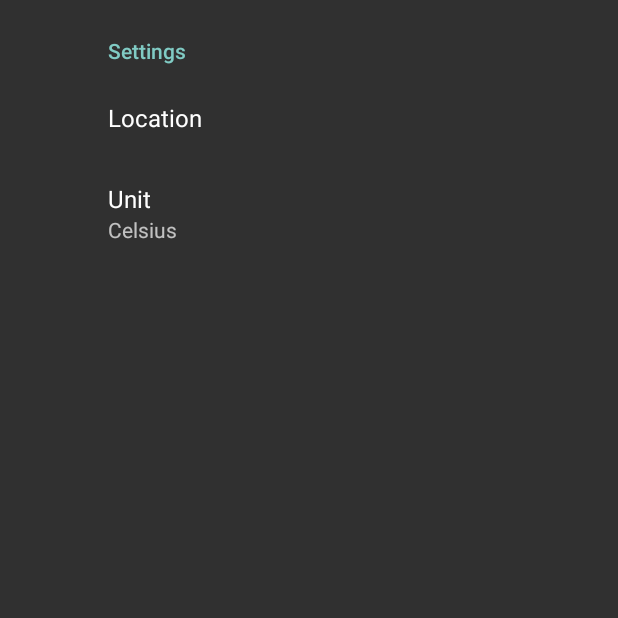
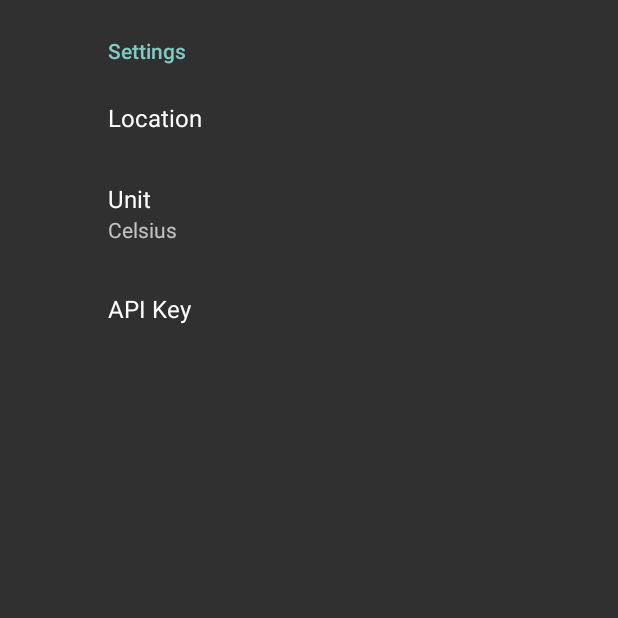
Before and after one commit to rodolfoggp/weather-app, an Android app: the screen it shows after launch (SettingsActivity), in the options menu, after a tap on "Settings", on a phone screen of 412 x 824 dp, the top half of it. Run offline under Robolectric (Android 15) with nearby library versions, the phone set to English and light mode, and no system bars; our stand-ins replace androidx.preference.

Commit message:
Implemented API Key preference
-App now asks for API Key to work properly.

```diff
--- a/app/src/main/java/rodolfogusson/weatherapp/JSONWeatherParser.java
+++ b/app/src/main/java/rodolfogusson/weatherapp/JSONWeatherParser.java
@@ -18,8 +18,9 @@ import rodolfogusson.weatherapp.model.Weather;
 public class JSONWeatherParser {
 
     public static CityWeather getCityWeather(String weatherNowData, String weatherForecastData) throws JSONException{
-        CityWeather cityWeather = new CityWeather();
+        CityWeather cityWeather = null;
         if(weatherNowData != null && weatherForecastData != null){
+            cityWeather = new CityWeather();
             //Getting the weather info for now:
             //Transforming data in JSONObject:
             JSONObject jNow = new JSONObject(weatherNowData);
--- a/app/src/main/java/rodolfogusson/weatherapp/SettingsActivity.java
+++ b/app/src/main/java/rodolfogusson/weatherapp/SettingsActivity.java
@@ -13,7 +13,5 @@ public class SettingsActivity extends AppCompatActivity {
         getSupportFragmentManager().beginTransaction()
                 .replace(R.id.container, new SettingsFragment())
                 .commit();
-
-
     }
 }
--- a/app/src/main/java/rodolfogusson/weatherapp/SettingsFragment.java
+++ b/app/src/main/java/rodolfogusson/weatherapp/SettingsFragment.java
@@ -11,8 +11,8 @@ import android.support.v7.preference.PreferenceManager;
  * Created by rodolfo on 5/22/17.
  */
 
-public class SettingsFragment extends PreferenceFragmentCompat {
-    Preference location;
+public class SettingsFragment extends PreferenceFragmentCompat implements SharedPreferences.OnSharedPreferenceChangeListener {
+    Preference location, apiKey;
     SharedPreferences spf;
 
     @Override
@@ -31,12 +31,39 @@ public class SettingsFragment extends PreferenceFragmentCompat {
                 return true;
             }
         });
+
+        //API Key preference:
+        apiKey = findPreference(getString(R.string.key_api_key));
     }
 
     @Override
     public void onResume() {
         super.onResume();
+        // Set up a listener whenever a key changes
+        getPreferenceScreen().getSharedPreferences()
+                .registerOnSharedPreferenceChangeListener(this);
+
         String locationStr = spf.getString(getString(R.string.key_location),null);
         location.setSummary(locationStr);
+        String apikeyStr = spf.getString(getString(R.string.key_api_key),null);
+        apiKey.setSummary(apikeyStr);
+    }
+
+    @Override
+    public void onPause() {
+        super.onPause();
+        // Unregister the listener whenever a key changes
+        getPreferenceScreen().getSharedPreferences()
+                .unregisterOnSharedPreferenceChangeListener(this);
+    }
+
+    @Override
+    public void onSharedPreferenceChanged(SharedPreferences sharedPreferences, String key) {
+        updatePreference(findPreference(key), key);
+    }
+
+    private void updatePreference(Preference preference, String key) {
+        if (preference == null) return;
+        preference.setSummary(spf.getString(key,null));
     }
 }
--- a/app/src/main/java/rodolfogusson/weatherapp/WeatherHttpClient.java
+++ b/app/src/main/java/rodolfogusson/weatherapp/WeatherHttpClient.java
@@ -1,4 +1,8 @@
 package rodolfogusson.weatherapp;
+
+import android.content.Context;
+import android.content.SharedPreferences;
+import android.support.v7.preference.PreferenceManager;
 
 import java.io.BufferedReader;
 import java.io.ByteArrayOutputStream;
@@ -15,7 +19,13 @@ public class WeatherHttpClient {
     private static String WEATHER_NOW_BASE_URL = "http://api.openweathermap.org/data/2.5/weather?q=";
     private static String FORECAST_BASE_URL = "http://api.openweathermap.org/data/2.5/forecast/daily?q=";
     private static String IMG_URL = "http://openweathermap.org/img/w/";
-    private static String API_KEY = "";
+    private static String apiKey = "";
+    private static String APP_ID_SUFFIX = "&APPID=";
+
+    public WeatherHttpClient(Context context){
+        SharedPreferences prefs = PreferenceManager.getDefaultSharedPreferences(context);
+        apiKey = prefs.getString(context.getString(R.string.key_api_key),null);
+    }
 
     public String getWeatherNow(String location){
         return getWeatherData(location, WEATHER_NOW_BASE_URL,"");
@@ -30,22 +40,23 @@ public class WeatherHttpClient {
         InputStream is = null;
 
         try {
-            con = (HttpURLConnection) (new URL(baseURL + location + countSuffix +"&"+ API_KEY)).openConnection();
+            con = (HttpURLConnection) (new URL(baseURL + location + countSuffix + APP_ID_SUFFIX + apiKey)).openConnection();
             con.setRequestMethod("GET");
             con.setDoInput(true);
-            con.setDoOutput(true);
-            con.connect();
-
+            int responseCode = con.getResponseCode(); //can call this instead of con.connect()
+            if (responseCode >= 400 && responseCode <= 499) {
+                throw new Exception("Bad authentication status: " + responseCode); //provide a more meaningful exception message
+            } else {
                 StringBuffer buffer = new StringBuffer();
                 is = con.getInputStream();
                 BufferedReader br = new BufferedReader(new InputStreamReader(is));
                 String line = null;
                 while ((line = br.readLine()) != null)
                     buffer.append(line + "rn");
-
                 is.close();
                 con.disconnect();
                 return buffer.toString();
+            }
         } catch (Throwable t) {
             t.printStackTrace();
         } finally {
@@ -65,7 +76,7 @@ public class WeatherHttpClient {
         HttpURLConnection con = null;
         InputStream is = null;
         try {
-            con = (HttpURLConnection) (new URL(IMG_URL + code + API_KEY)).openConnection();
+            con = (HttpURLConnection) (new URL(IMG_URL + code + apiKey)).openConnection();
             con.setRequestMethod("GET");
             con.setDoInput(true);
             con.setDoOutput(true);
--- a/app/src/main/java/rodolfogusson/weatherapp/WeatherRequestTask.java
+++ b/app/src/main/java/rodolfogusson/weatherapp/WeatherRequestTask.java
@@ -1,5 +1,6 @@
 package rodolfogusson.weatherapp;
 
+import android.content.Context;
 import android.os.AsyncTask;
 
 import org.json.JSONException;
@@ -21,9 +22,9 @@ public class WeatherRequestTask extends AsyncTask<String, Void, CityWeather>{
 
     @Override
     protected CityWeather doInBackground(String... params) {
-        CityWeather cityWeather = new CityWeather();
-        String weatherNowData = ( (new WeatherHttpClient()).getWeatherNow(params[0]));
-        String weatherForecastData = ( (new WeatherHttpClient()).getWeatherForecast(params[0], 16));
+        CityWeather cityWeather = null;
+        String weatherNowData = ( (new WeatherHttpClient((Context) callback)).getWeatherNow(params[0]));
+        String weatherForecastData = ( (new WeatherHttpClient((Context) callback).getWeatherForecast(params[0], 16)));
         try {
             cityWeather = JSONWeatherParser.getCityWeather(weatherNowData, weatherForecastData);
             //Getting the icon:
--- a/app/src/main/java/rodolfogusson/weatherapp/WeekForecastActivity.java
+++ b/app/src/main/java/rodolfogusson/weatherapp/WeekForecastActivity.java
@@ -1,11 +1,14 @@
 package rodolfogusson.weatherapp;
 
+import android.content.DialogInterface;
 import android.content.Intent;
 import android.content.SharedPreferences;
 import android.database.Cursor;
+import android.os.Build;
 import android.os.Bundle;
 import android.support.design.widget.FloatingActionButton;
 import android.support.design.widget.Snackbar;
+import android.support.v7.app.AlertDialog;
 import android.support.v7.app.AppCompatActivity;
 import android.support.v7.preference.PreferenceManager;
 import android.support.v7.widget.Toolbar;
@@ -30,6 +33,8 @@ public class WeekForecastActivity extends AppCompatActivity implements WeatherRe
     CityWeather cityWeather;
     TextView city_tv, descr_tv, temp_tv;
     String city, country;
+    SharedPreferences prefs;
+    boolean isFirstRun;
 
     @Override
     protected void onCreate(Bundle savedInstanceState) {
@@ -41,11 +46,15 @@ public class WeekForecastActivity extends AppCompatActivity implements WeatherRe
         city_tv = (TextView) findViewById(R.id.city_text);
         descr_tv = (TextView) findViewById(R.id.description);
         temp_tv = (TextView) findViewById(R.id.tempNow);
+        prefs = PreferenceManager.getDefaultSharedPreferences(this);
+        isFirstRun = prefs.getBoolean(getString(R.string.key_is_first_run), true);
     }
 
     @Override
     protected void onResume() {
         super.onResume();
+
+        verifyApiKey();
 
         List<String> cityAndCountry = getCityAndCountryFromPreferences();
         if(cityAndCountry==null){
@@ -107,8 +116,37 @@ public class WeekForecastActivity extends AppCompatActivity implements WeatherRe
     @Override
     public void processFinish(CityWeather output) {
         cityWeather = output;
-        DBHelper helper = DBHelper.getInstance(this);
-        helper.save(cityWeather);
-        fillData();
+        if(cityWeather!=null){
+            DBHelper helper = DBHelper.getInstance(this);
+            helper.save(cityWeather);
+            fillData();
+        }else{
+            Snackbar.make(findViewById(R.id.coordinator_layout),
+                    getString(R.string.error_getting_data),
+                    Snackbar.LENGTH_LONG).show();
+        }
+    }
+
+    private void verifyApiKey(){
+        String apiKey = prefs.getString(getString(R.string.key_api_key),null);
+        if(apiKey == null || apiKey.isEmpty() && isFirstRun){
+            isFirstRun = false;
+            AlertDialog.Builder builder;
+            if (Build.VERSION.SDK_INT >= Build.VERSION_CODES.LOLLIPOP) {
+                builder = new AlertDialog.Builder(this, android.R.style.Theme_Material_Dialog_Alert);
+            } else {
+                builder = new AlertDialog.Builder(this);
+            }
+            builder.setTitle("API Key not set")
+                    .setMessage("This app needs a valid Openweather API Key to work, please set a valid key in the Settings screen")
+                    .setPositiveButton(android.R.string.yes, new DialogInterface.OnClickListener() {
+                        public void onClick(DialogInterface dialog, int which) {
+
+                        }
+                    })
+                    .setIcon(android.R.drawable.ic_dialog_alert)
+                    .show();
+            prefs.edit().putBoolean(getString(R.string.key_is_first_run), isFirstRun).apply();
+        }
     }
 }
--- a/app/src/main/java/rodolfogusson/weatherapp/persistance/DBHelper.java
+++ b/app/src/main/java/rodolfogusson/weatherapp/persistance/DBHelper.java
@@ -110,7 +110,7 @@ public class DBHelper extends SQLiteOpenHelper {
             }
             db.setTransactionSuccessful();
         }finally{
-            cursor.close();
+            closeCursor(cursor);
             db.endTransaction();
         }
         if(!list.isEmpty()){
--- a/app/src/main/res/values/strings.xml
+++ b/app/src/main/res/values/strings.xml
@@ -6,5 +6,9 @@
 
     <string name="key_unit">unit</string>
     <string name="key_location">location</string>
+    <string name="key_api_key">api_key</string>
+    <string name="key_is_first_run">first_run</string>
     <string name="unit_summary">%s</string>
+
+    <string name="error_getting_data">Error getting data from openweather</string>
 </resources>
--- a/app/src/main/res/xml/preferences.xml
+++ b/app/src/main/res/xml/preferences.xml
@@ -17,6 +17,11 @@
             android:entryValues="@array/units_values"
             android:defaultValue="Celsius" />
 
+        <android.support.v7.preference.EditTextPreference
+            android:key="@string/key_api_key"
+            android:title="API Key"
+            android:defaultValue=""/>
+
     </android.support.v7.preference.PreferenceCategory>
 
 </android.support.v7.preference.PreferenceScreen>
```
Also changed, not shown: app/src/main/java/rodolfogusson/weatherapp/SearcheableActivity.java (+0 -7 lines), app/src/main/res/layout/activity_week_forecast.xml (+7 -1 lines). Lines whose indentation alone changed are shown as unchanged.
